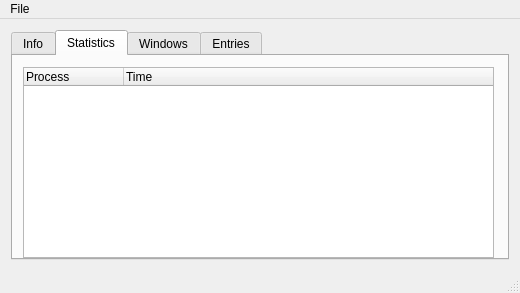
This is src/ui/mainwindow.ui in Teras23/activityrecorder as Qt 5 draws it before an edit. The edited form follows.
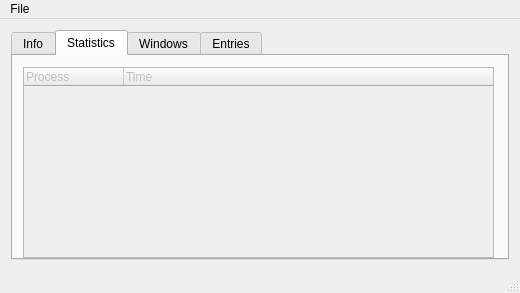
This is the edited form. The open tabs and pages were chosen to show the change.

Commit message: Disabled statistics

```diff
--- a/src/ui/mainwindow.ui
+++ b/src/ui/mainwindow.ui
@@ -29,6 +29,9 @@
    <layout class="QVBoxLayout" name="verticalLayout">
     <item>
      <widget class="QTabWidget" name="tabWidget">
+      <property name="enabled">
+       <bool>true</bool>
+      </property>
       <property name="sizePolicy">
        <sizepolicy hsizetype="Expanding" vsizetype="Preferred">
         <horstretch>0</horstretch>
@@ -166,6 +169,9 @@
        </layout>
       </widget>
       <widget class="QWidget" name="statsTab">
+       <property name="enabled">
+        <bool>false</bool>
+       </property>
        <attribute name="title">
         <string>Statistics</string>
        </attribute>
```
The commit also changes 1 other file.
